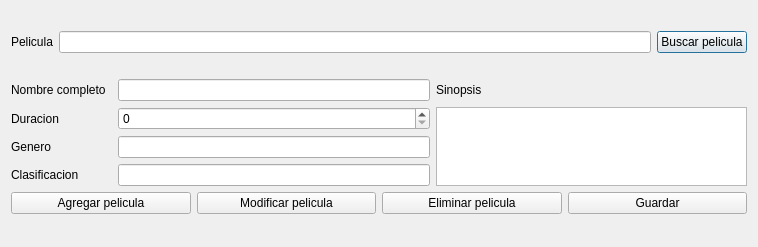
Old version of the form Proyecto_Cine/peliculas.ui in the repository moyeta-tech/Cine.
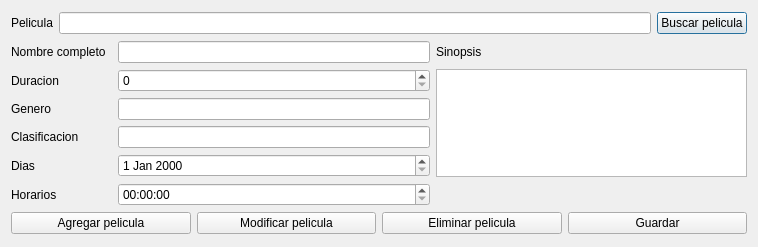
New version of the form.

Patch:
```diff
--- a/Proyecto_Cine/peliculas.ui
+++ b/Proyecto_Cine/peliculas.ui
@@ -59,9 +59,6 @@
        <item row="2" column="2">
         <widget class="QLineEdit" name="lineEdit_genero"/>
        </item>
-       <item row="1" column="3" rowspan="3">
-        <widget class="QTextEdit" name="textEdit_sinopsis"/>
-       </item>
        <item row="2" column="0">
         <widget class="QLabel" name="label_4">
          <property name="text">
@@ -121,6 +118,29 @@
        <item row="3" column="2">
         <widget class="QLineEdit" name="lineEdit_clasificacion"/>
        </item>
+       <item row="4" column="0">
+        <widget class="QLabel" name="label_6">
+         <property name="text">
+          <string>Dias</string>
+         </property>
+        </widget>
+       </item>
+       <item row="5" column="0">
+        <widget class="QLabel" name="label_7">
+         <property name="text">
+          <string>Horarios</string>
+         </property>
+        </widget>
+       </item>
+       <item row="1" column="3" rowspan="4">
+        <widget class="QTextEdit" name="textEdit_sinopsis"/>
+       </item>
+       <item row="5" column="2">
+        <widget class="QTimeEdit" name="timeEdit"/>
+       </item>
+       <item row="4" column="2">
+        <widget class="QDateEdit" name="dateEdit"/>
+       </item>
       </layout>
      </item>
     </layout>
```
